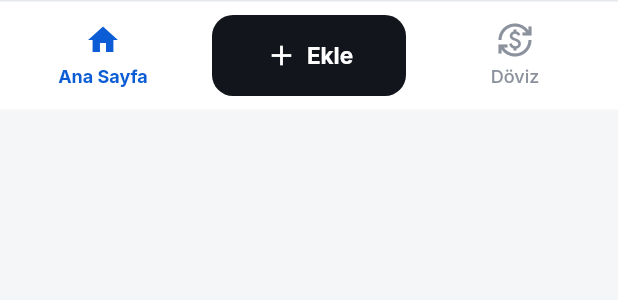
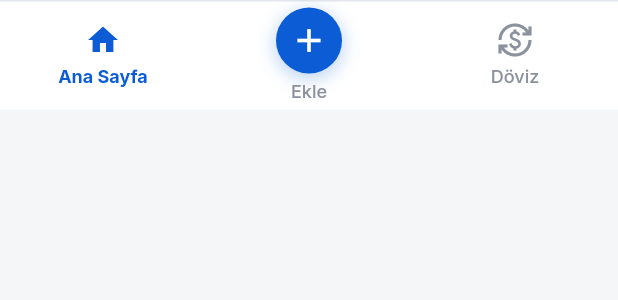
Before and after one commit to androcoderr/finance_app-, a Flutter app: what buildBottomNavigationBar() shows on an empty page, opened directly with empty values, on a phone screen of 412 x 824 dp. Shown: the top 300 px of the screen. Run offline on Flutter 3.47's test engine with Material 3 defaults, Android fonts, the phone set to English and light mode, and no system bars; our stand-ins replace firebase_core, firebase_messaging, fl_chart, google_sign_in, image_picker, pdf and 6 more; missing offline and left inert: easy_conffeti, google_mlkit_text_recognition; accounts and stored records are empty.

Commit message:
Alt menü: Ekle butonu eski yuvarlak haline döndü
Co-Authored-By: Claude Opus 5.5 <noreply@anthropic.com>

```diff
--- a/lib/views/widgets/home_widget/build_bottom_navigation_bar.dart
+++ b/lib/views/widgets/home_widget/build_bottom_navigation_bar.dart
@@ -34,31 +34,39 @@ Widget buildBottomNavigationBar(BuildContext context, HomeViewModel viewModel) {
               active: true,
               onTap: () {},
             ),
+            // Ortadaki "Ekle": mavi yuvarlak + ikonu, altında etiket
             Expanded(
-              child: Padding(
-                padding: const EdgeInsets.symmetric(vertical: 9, horizontal: 4),
-                child: Material(
-                  color: c.ink,
-                  borderRadius: BorderRadius.circular(AppRadius.md),
               child: InkWell(
-                    borderRadius: BorderRadius.circular(AppRadius.md),
                 onTap: () => open(AddTransactionPage()),
-                    child: Row(
+                child: Column(
                   mainAxisAlignment: MainAxisAlignment.center,
                   children: [
-                        Icon(Icons.add, color: c.onInk, size: 22),
-                        const SizedBox(width: 6),
+                    Container(
+                      width: 44,
+                      height: 44,
+                      decoration: BoxDecoration(
+                        color: c.primary,
+                        shape: BoxShape.circle,
+                        boxShadow: [
+                          BoxShadow(
+                            color: c.primary.withValues(alpha: 0.3),
+                            blurRadius: 10,
+                            offset: const Offset(0, 3),
+                          ),
+                        ],
+                      ),
+                      child: Icon(Icons.add, color: c.onPrimary, size: 26),
+                    ),
+                    const SizedBox(height: 3),
                     Text(
                       'Ekle',
                       style: TextStyle(
-                            color: c.onInk,
-                            fontWeight: FontWeight.w700,
-                            fontSize: 15,
+                        color: c.textFaint,
+                        fontSize: 12,
+                        fontWeight: FontWeight.w500,
                       ),
                     ),
                   ],
-                    ),
-                  ),
                 ),
               ),
             ),
```
Lines whose indentation alone changed are shown as unchanged.
